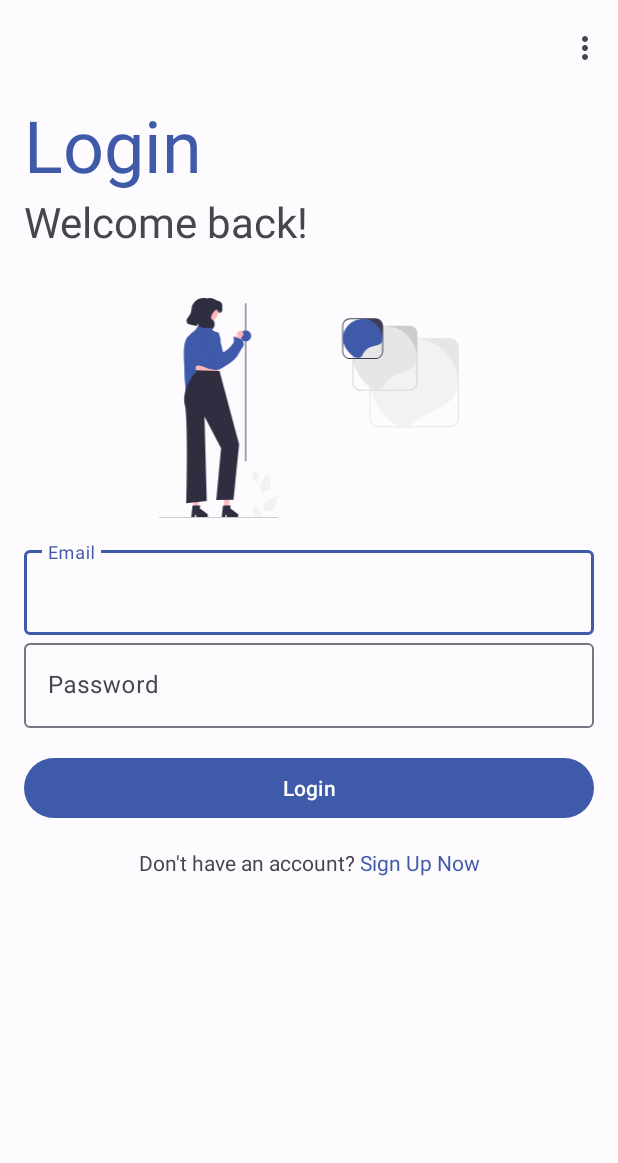
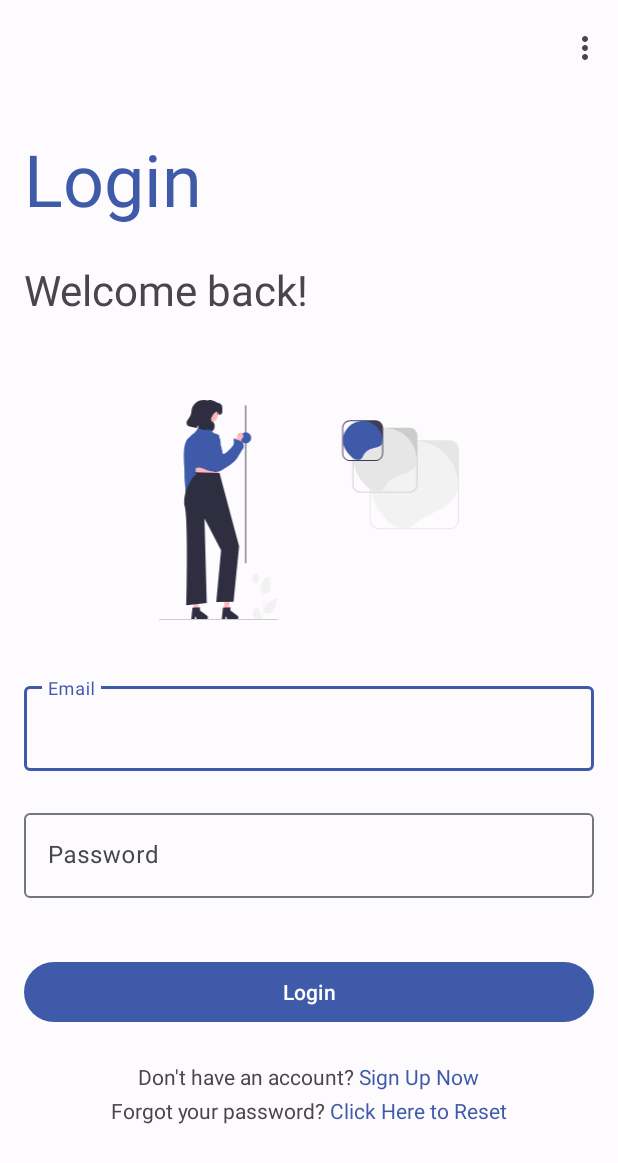
Before and after one commit to huntergif/Photo-Editor-App, an Android app: the screen it shows after launch (MainActivity), on a phone screen of 412 x 824 dp. Shown: the top 1163 px of the screen. Run offline under Robolectric (Android 15) with nearby library versions, the phone set to English and light mode, and no system bars; our stand-ins replace Dagger/Hilt's generated code, Firebase (no records; nobody signed in at launch, a user with empty details on screens opened directly), navigation-ui; libraries missing offline, so code that uses them is left out: org.opencv.android; 1 statement that could not run was skipped.

Commit message:
Add basic password reset functionality

```diff
--- a/app/src/main/java/com/aqchen/filterfiesta/ui/auth/login/LoginFragment.kt
+++ b/app/src/main/java/com/aqchen/filterfiesta/ui/auth/login/LoginFragment.kt
@@ -53,6 +53,7 @@ class LoginFragment : Fragment() {
         val passwordTextInput = view.findViewById<TextInputEditText>(R.id.login_password_input)
         val submitButton = view.findViewById<MaterialButton>(R.id.login_submit_button)
         val signUpText = view.findViewById<TextView>(R.id.login_signup_text)
+        val forgotPasswordText = view.findViewById<TextView>(R.id.forgot_password_text)
 
         viewLifecycleOwner.lifecycleScope.launch {
             viewModel = ViewModelProvider(requireActivity())[LoginViewModel::class.java]
@@ -96,6 +97,7 @@ class LoginFragment : Fragment() {
             viewModel.onEvent(LoginFormEvent.Submit)
         }
 
+        //Clickable text for Sign Up
         setTextViewWithClickableSpan(
             signUpText,
             getString(R.string.login_no_account_question),
@@ -124,6 +126,39 @@ class LoginFragment : Fragment() {
                     }
                     // navigate to register fragment
                     findNavController().navigate(R.id.action_loginFragment_to_registerFragment)
+                }
+            }
+        )
+
+        //Clickable text for Forgot Password
+        setTextViewWithClickableSpan(
+            forgotPasswordText,
+            getString(R.string.login_forgot_password_question),
+            getString(R.string.login_password_action_text),
+            object : ClickableSpan() {
+                override fun updateDrawState(ds: TextPaint) {
+                    // Resolve ?attr/colorPrimary attribute at runtime
+                    val color = TypedValue().let {
+                        requireContext().theme.resolveAttribute(com.google.android.material.R.attr.colorPrimary, it, true)
+                        requireContext().getColor(it.resourceId)
+                    }
+                    // set clickable text color
+                    ds.color = color
+                    // remove underline from clickable text
+                    ds.isUnderlineText = false
+                }
+
+                override fun onClick(widget: View) {
+                    // Set exit and renter transitions to the register fragment
+                    // note that we also need to set transitions in the register fragment onCreateView
+                    exitTransition = MaterialSharedAxis(MaterialSharedAxis.X, true).apply {
+                        duration = resources.getInteger(R.integer.motion_duration_large).toLong()
+                    }
+                    reenterTransition = MaterialSharedAxis(MaterialSharedAxis.X, false).apply {
+                        duration = resources.getInteger(R.integer.motion_duration_large).toLong()
+                    }
+                    // navigate to register fragment
+                    findNavController().navigate(R.id.action_loginFragment_to_passwordResetFragment)
                 }
             }
         )
--- a/app/src/main/res/layout/fragment_login.xml
+++ b/app/src/main/res/layout/fragment_login.xml
@@ -89,21 +89,36 @@
             android:layout_height="wrap_content"
             android:gravity="center"
             android:text="@string/login_submit_label"
-            android:layout_marginVertical="@dimen/sm_margin"
+            android:layout_marginTop="@dimen/sm_margin"
             app:layout_constraintEnd_toEndOf="parent"
             app:layout_constraintStart_toStartOf="parent"
             app:layout_constraintTop_toBottomOf="@id/login_password_input_layout"
             app:layout_constraintBottom_toTopOf="@id/login_signup_text" />
 
         <!-- Sign Up Now Wrapper -->
+
+        <!-- Forgot Password Wrapper -->
+
         <TextView
             android:id="@+id/login_signup_text"
             android:layout_width="wrap_content"
             android:layout_height="wrap_content"
             android:text="@string/login_no_account_question"
+            app:layout_constraintBottom_toBottomOf="parent"
+            app:layout_constraintEnd_toEndOf="parent"
+            app:layout_constraintHorizontal_bias="0.496"
+            app:layout_constraintStart_toStartOf="parent"
+            app:layout_constraintTop_toBottomOf="@id/login_submit_button" />
+
+        <TextView
+            android:id="@+id/forgot_password_text"
+            android:layout_width="wrap_content"
+            android:layout_height="wrap_content"
+            android:layout_marginTop="@dimen/xxs_margin"
+            android:text="@string/login_forgot_password_question"
+            app:layout_constraintBottom_toBottomOf="parent"
             app:layout_constraintEnd_toEndOf="parent"
             app:layout_constraintStart_toStartOf="parent"
-            app:layout_constraintTop_toBottomOf="@id/login_submit_button"
-            app:layout_constraintBottom_toBottomOf="parent"/>
+            app:layout_constraintTop_toBottomOf="@id/login_signup_text" />
     </androidx.constraintlayout.widget.ConstraintLayout>
 </androidx.core.widget.NestedScrollView>
--- a/app/src/main/res/navigation/nav_graph.xml
+++ b/app/src/main/res/navigation/nav_graph.xml
@@ -13,10 +13,18 @@
         <action
             android:id="@+id/action_loginFragment_to_registerFragment"
             app:destination="@id/registerFragment" />
+        <action
+            android:id="@+id/action_loginFragment_to_passwordResetFragment"
+            app:destination="@id/passwordResetFragment" />
     </fragment>
     <fragment
         android:id="@+id/registerFragment"
         android:name="com.aqchen.filterfiesta.ui.auth.register.RegisterFragment"
         android:label=""
         tools:layout="@layout/fragment_register" />
+    <fragment
+        android:id="@+id/passwordResetFragment"
+        android:name="com.aqchen.filterfiesta.ui.auth.passwordreset.PasswordResetFragment"
+        android:label="fragment_password_reset"
+        tools:layout="@layout/fragment_password_reset" />
 </navigation>
--- a/app/src/main/res/values/dimens.xml
+++ b/app/src/main/res/values/dimens.xml
@@ -6,4 +6,5 @@
     <dimen name="md_sm_margin">20dp</dimen>
     <dimen name="text_title_font_size">48sp</dimen>
     <dimen name="text_subtitle_font_size">28sp</dimen>
+    <dimen name="text_small_subtitle_font_size">16sp</dimen>
 </resources>
--- a/build.gradle
+++ b/build.gradle
@@ -10,8 +10,8 @@ buildscript {
 }
 
 plugins {
-    id 'com.android.application' version '7.4.0-rc03' apply false
-    id 'com.android.library' version '7.4.0-rc03' apply false
+    id 'com.android.application' version '7.4.2' apply false
+    id 'com.android.library' version '7.4.2' apply false
     id 'org.jetbrains.kotlin.android' version '1.7.21' apply false
     id("com.google.dagger.hilt.android") version "2.44" apply false
 }
```
Also changed, not shown: app/build.gradle (+5 -6 lines), app/src/main/java/com/aqchen/filterfiesta/ui/auth/passwordreset/PasswordResetFragment.kt (added, +70 -0 lines), app/src/main/res/layout/fragment_password_reset.xml (added, +67 -0 lines), app/src/main/res/values/strings.xml (+8 -38 lines).
